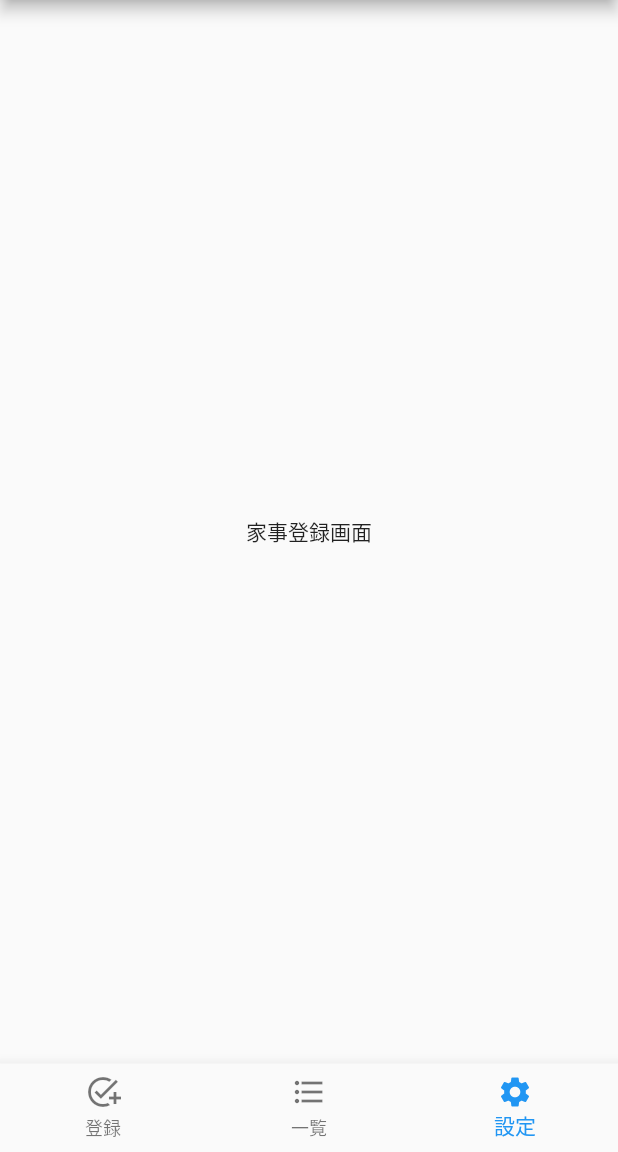
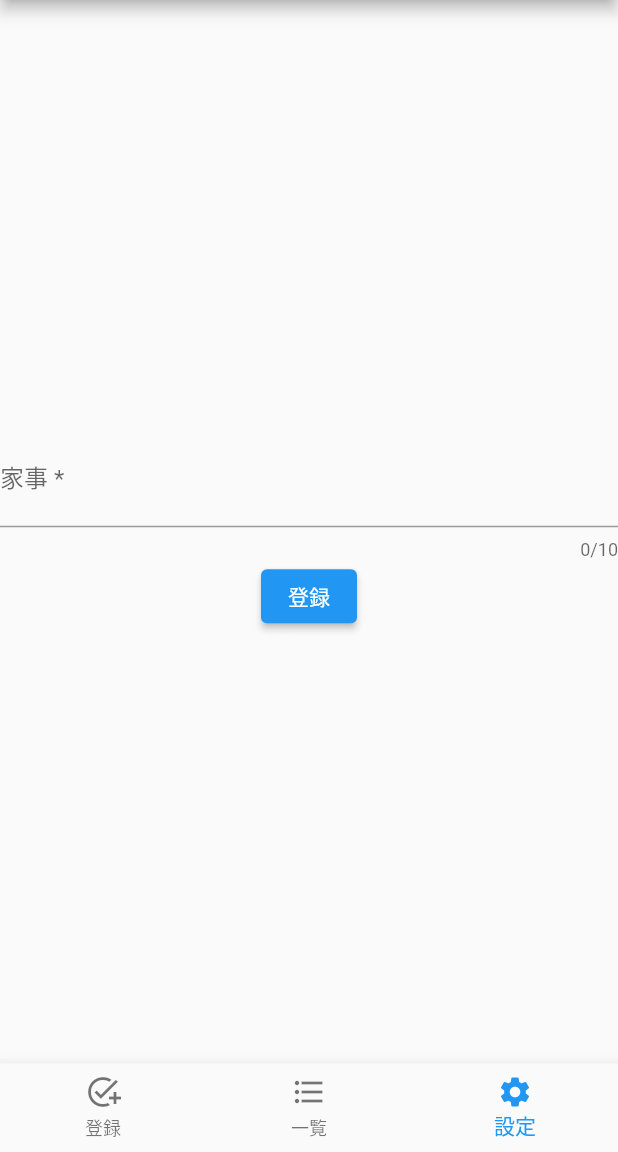
Before and after one commit to Khanashima/housework-recording-app, a Flutter app: the HouseworkMasterRegisterPage screen opened by its route, on a phone screen of 412 x 824 dp, the part 84-1236 px from its top. Run offline on Flutter 3.47's test engine with Material 2 defaults, Android fonts, the phone set to English and light mode, and no system bars; our stand-ins replace drift, flutter_riverpod, flutter_screenutil, freezed_annotation, go_router; accounts and stored records are empty; generated files the repository leaves out were written again.

Commit message:
家事マスタ登録画面でテキストフィールドを表示

```diff
--- a/housework/lib/presentation/setting/housework_master_register/housework_master_register_page.dart
+++ b/housework/lib/presentation/setting/housework_master_register/housework_master_register_page.dart
@@ -2,16 +2,37 @@ import 'package:flutter/material.dart';
 
 class HouseworkMasterRegisterPage extends StatelessWidget {
   HouseworkMasterRegisterPage({super.key});
-
+  final _houseWorkTextController = TextEditingController();
   @override
   Widget build(BuildContext context) {
     return Scaffold(
-      appBar: AppBar(
-        title: const Text('家事登録画面'),
-      ),
-      body: const Center(
-        child: Text("家事登録画面")
-      ),
-    );
+        appBar: AppBar(
+          title: const Text('家事登録画面'),
+        ),
+        body: Column(
+          mainAxisAlignment: MainAxisAlignment.center,
+          // ignore: prefer_const_literals_to_create_immutables
+          children: [
+            TextField(
+              controller: _houseWorkTextController,
+              enabled: true,
+              // 入力数
+              maxLength: 10,
+              style: const TextStyle(color: Colors.black),
+              obscureText: false,
+              maxLines: 1,
+              decoration: const InputDecoration(
+                hintText: '家事名を入力してください',
+                labelText: '家事 *',
+              ),
+            ),
+            ElevatedButton(
+              onPressed: () {
+                print(_houseWorkTextController.text);
+              },
+              child: Text('登録'),
+            )
+          ],
+        ));
   }
 }
```
